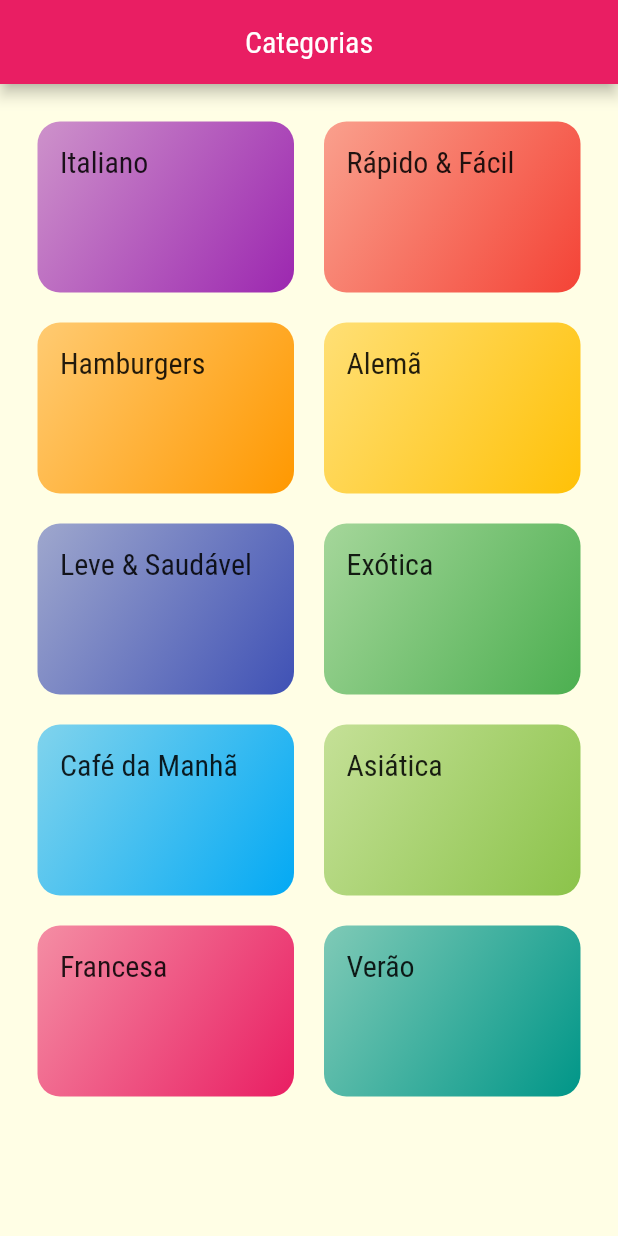
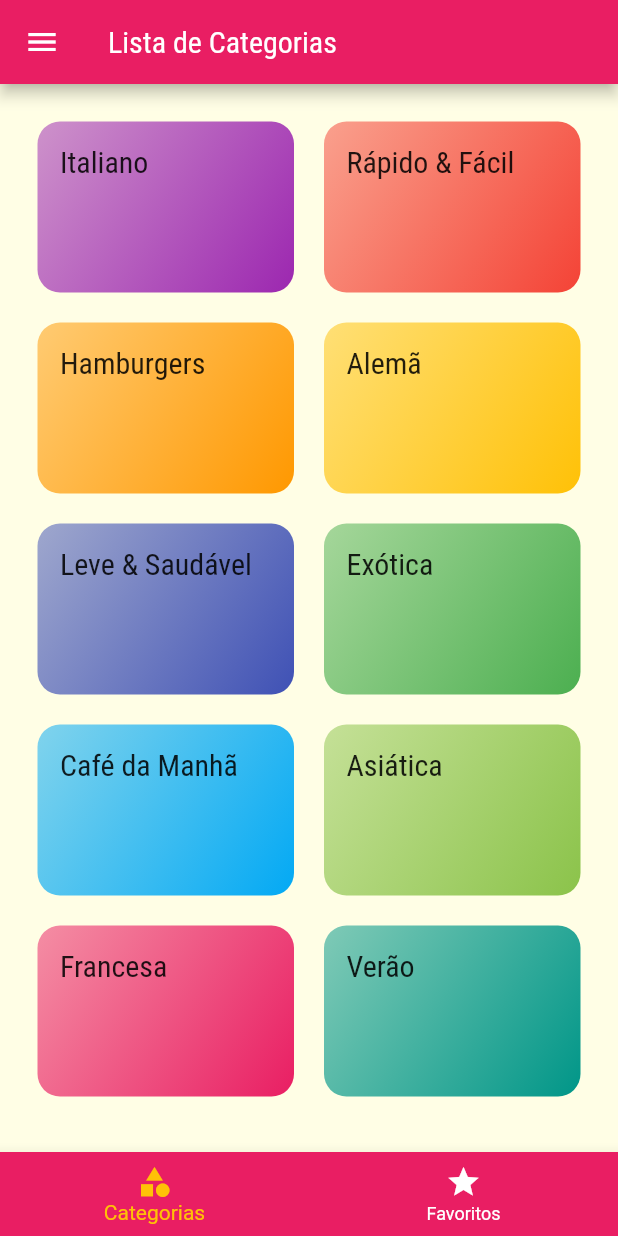
Before and after one commit to ThiagoTorres1/Recipe_Meals, a Flutter app: the screen it shows after launch, on a phone screen of 412 x 824 dp. Run offline on Flutter 3.47's test engine with Material 2 defaults, Android fonts, the phone set to English and light mode, and no system bars.

Commit message:
changes in the app

```diff
--- a/lib/main.dart
+++ b/lib/main.dart
@@ -1,5 +1,7 @@
 import 'package:flutter/material.dart';
+import 'package:meals/data/dummy_data.dart';
 import 'package:meals/screens/category_meals_page.dart';
+import 'package:meals/screens/meal_detail_screen.dart';
 import 'utils/app_routes.dart';
 import 'screens/initial_page.dart';
 import 'models/meal.dart';
@@ -12,6 +14,7 @@ class MyApp extends StatelessWidget {
   MyApp({Key? key}) : super(key: key);
 
   List<Meal> _favoriteMeals = [];
+  List<Meal> _availableMeals = DUMMY_MEALS;
 
   @override
   Widget build(BuildContext context) {
@@ -33,7 +36,9 @@ class MyApp extends StatelessWidget {
       ),
       routes: {
         AppRoutes.HOME: (ctx) => InitialPage(),
-        AppRoutes.CATEGORIES_MEALS: (ctx) => CategoriesMeals(),
+        AppRoutes.CATEGORIES_MEALS: (ctx) =>
+            CategoriesMeals(meals: _availableMeals),
+        AppRoutes.MEAL_DETAIL: (ctx) => MealDetailScreen(),
       },
     );
   }
--- /dev/null
+++ b/lib/screens/category_screen.dart
@@ -0,0 +1,23 @@
+import 'package:flutter/material.dart';
+import '../data/dummy_data.dart';
+import '../components/category_page.dart';
+
+class CategoryScreen extends StatelessWidget {
+  const CategoryScreen({Key? key}) : super(key: key);
+
+  @override
+  Widget build(BuildContext context) {
+    return GridView(
+      padding: const EdgeInsets.all(25),
+      gridDelegate: const SliverGridDelegateWithMaxCrossAxisExtent(
+        maxCrossAxisExtent: 200,
+        childAspectRatio: 3 / 2,
+        crossAxisSpacing: 20,
+        mainAxisSpacing: 20,
+      ),
+      children: DUMMY_CATEGORIES.map((cat) {
+        return CategoryPage(category: cat);
+      }).toList(),
+    );
+  }
+}
--- a/lib/screens/initial_page.dart
+++ b/lib/screens/initial_page.dart
@@ -1,7 +1,6 @@
 import 'package:flutter/material.dart';
-import 'package:meals/components/category_page.dart';
-import '../data/dummy_data.dart';
-import '../components/category_page.dart';
+import 'package:meals/screens/category_screen.dart';
+import '../components/main_drawer.dart';
 
 class InitialPage extends StatefulWidget {
   const InitialPage({Key? key}) : super(key: key);
@@ -11,25 +10,50 @@ class InitialPage extends StatefulWidget {
 }
 
 class _InitialPageState extends State<InitialPage> {
+  int _selectedScreenIndex = 0;
+  List<Widget>? _screens;
+  List<String>? _titles;
+
+  @override
+  void initState() {
+    super.initState();
+    _titles = ['Lista de Categorias', 'Meus Favoritos'];
+
+    _screens = [
+      CategoryScreen(),
+    ];
+  }
+
+  _selectScreen(int index) {
+    setState(() {
+      _selectedScreenIndex = index;
+    });
+  }
+
   @override
   Widget build(BuildContext context) {
     return Scaffold(
       appBar: AppBar(
-        title: const Center(
-          child: Text("Categorias"),
-        ),
+        title: Text(_titles![_selectedScreenIndex]),
       ),
-      body: GridView(
-        padding: const EdgeInsets.all(25),
-        gridDelegate: const SliverGridDelegateWithMaxCrossAxisExtent(
-          maxCrossAxisExtent: 200,
-          childAspectRatio: 3 / 2,
-          crossAxisSpacing: 20,
-          mainAxisSpacing: 20,
-        ),
-        children: DUMMY_CATEGORIES.map((cat) {
-          return CategoryPage(category: cat);
-        }).toList(),
+      drawer: MainDrawer(),
+      body: _screens![_selectedScreenIndex],
+      bottomNavigationBar: BottomNavigationBar(
+        onTap: _selectScreen,
+        backgroundColor: Theme.of(context).colorScheme.primary,
+        unselectedItemColor: Colors.white,
+        selectedItemColor: Theme.of(context).colorScheme.secondary,
+        currentIndex: _selectedScreenIndex,
+        items: const [
+          BottomNavigationBarItem(
+            icon: Icon(Icons.category),
+            label: 'Categorias',
+          ),
+          BottomNavigationBarItem(
+            icon: Icon(Icons.star),
+            label: 'Favoritos',
+          ),
+        ],
       ),
     );
   }
--- a/lib/utils/app_routes.dart
+++ b/lib/utils/app_routes.dart
@@ -1,4 +1,5 @@
 class AppRoutes {
   static const HOME = '/';
   static const CATEGORIES_MEALS = '/categories-meals';
+  static const MEAL_DETAIL = '/meal-detail';
 }
```
Also changed, not shown: lib/components/main_drawer.dart (added, +10 -0 lines), lib/components/meals_items.dart (added, +93 -0 lines), lib/screens/category_meals_page.dart (+22 -2 lines), lib/screens/meal_detail_screen.dart (added, +93 -0 lines).
